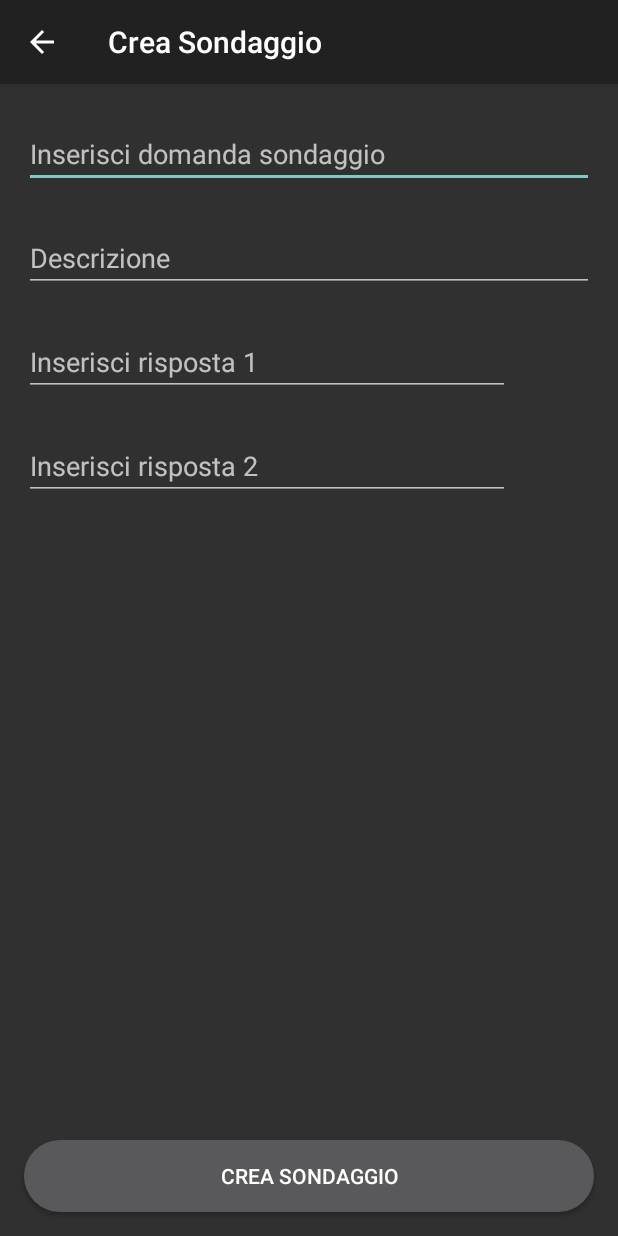
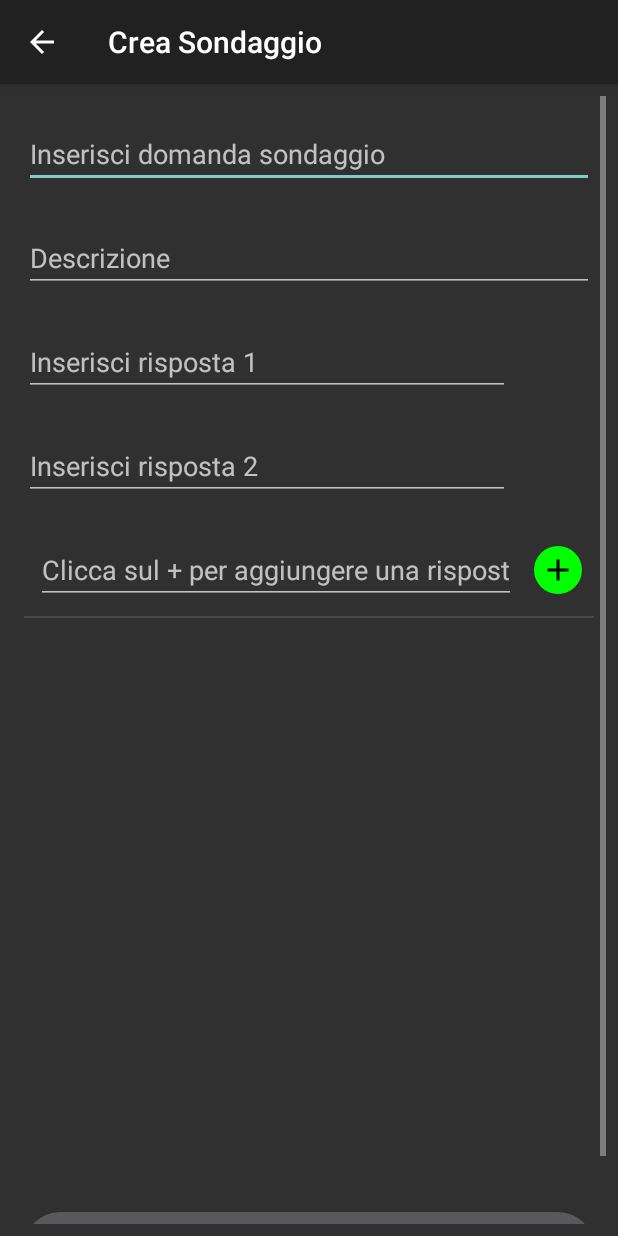
Before and after one commit to Gnagnom94/HouseworkCalendar, an Android app: the AggiuntaSondaggio screen opened directly, with no data from a screen before it, on a phone screen of 412 x 824 dp. Run offline under Robolectric (Android 15) with nearby library versions, the phone set to English and light mode, and no system bars.

Commit message:
Sistemare layout di AggiuntaSondaggi (content_aggiunta_sondaggi) Sistemare logica dei bottoni di Aggiunta Sondaggi

```diff
--- a/app/src/main/AndroidManifest.xml
+++ b/app/src/main/AndroidManifest.xml
@@ -45,8 +45,8 @@
             android:label="@string/title_activity_settimana_tipo" />
         <activity
             android:name=".activity.AggiuntaSondaggio"
-            android:label="@string/title_activity_crea_sondaggio"
-            android:windowSoftInputMode="adjustPan"
+            android:label="@string/title_activity_crea_sondaggio"/>
+            <!--android:windowSoftInputMode="adjustPan"-->
             />
         <activity
             android:name=".activity.VisualizzaSondaggio"
--- a/app/src/main/java/namenotfoundunica/houseworkcalendar/activity/AggiuntaSondaggio.java
+++ b/app/src/main/java/namenotfoundunica/houseworkcalendar/activity/AggiuntaSondaggio.java
@@ -45,7 +45,6 @@ public class AggiuntaSondaggio extends AppCompatActivity
 
         ListView lista_risposte = (ListView) findViewById(R.id.ListAnswer);
         final List<String> risposte = new ArrayList<String>();
-        //risposte.add("Prova");
         CustomAdapter custom = new CustomAdapter(AggiuntaSondaggio.this, R.layout.custom_addq_layout,risposte);
         lista_risposte.setAdapter(custom);
 
@@ -74,6 +73,7 @@ public class AggiuntaSondaggio extends AppCompatActivity
         private Context mContext;
         private List<String> risposte;
         private LayoutInflater inflater;
+        private int count = 0;
 
         public CustomAdapter(@NonNull Context mContext, int resource, List<String> risposte)
         {
@@ -84,7 +84,7 @@ public class AggiuntaSondaggio extends AppCompatActivity
 
         public int getCount()
         {
-            return risposte.size();
+            return risposte.size()+1;
         }
         public long getItemId(int position)
         {
@@ -105,13 +105,24 @@ public class AggiuntaSondaggio extends AppCompatActivity
             final ImageButton piu = (ImageButton) convertView.findViewById(R.id.addQ);
             final ImageButton meno = (ImageButton) convertView.findViewById(R.id.removeQ);
 
-            piu.setOnClickListener(new View.OnClickListener() {
+            piu.setOnClickListener(new View.OnClickListener()
+            {
                 @Override
                 public void onClick(View v)
                 {
                     risposte.add("prova");
                     piu.setVisibility(View.GONE);
                     meno.setVisibility(View.VISIBLE);
+                    notifyDataSetChanged();
+                }
+            });
+            meno.setOnClickListener(new View.OnClickListener()
+            {
+                @Override
+                public void onClick(View v)
+                {
+                    risposte.remove(position);
+                    piu.setVisibility(View.VISIBLE);
                     notifyDataSetChanged();
                 }
             });
--- a/app/src/main/res/layout/content_aggiunta_sondaggio.xml
+++ b/app/src/main/res/layout/content_aggiunta_sondaggio.xml
@@ -5,6 +5,26 @@
     android:layout_width="match_parent"
     android:layout_height="match_parent"
     tools:context=".activity.AggiuntaSondaggio">
+
+    <ScrollView
+        android:layout_width="match_parent"
+        android:layout_height="match_parent"
+        app:layout_constraintBottom_toBottomOf="parent"
+        app:layout_constraintEnd_toEndOf="parent"
+        app:layout_constraintStart_toStartOf="parent"
+        app:layout_constraintTop_toTopOf="parent">
+
+        <LinearLayout
+            android:layout_width="match_parent"
+            android:layout_height="wrap_content"
+            android:gravity="bottom"
+            android:orientation="vertical">
+
+            <android.support.constraint.ConstraintLayout
+                android:layout_width="match_parent"
+                android:layout_height="match_parent"
+                android:minHeight="800dp"
+                android:orientation="vertical">
 
                 <android.support.design.widget.TextInputEditText
                     android:id="@+id/titolo_sondaggio"
@@ -82,7 +102,7 @@
                     android:layout_marginBottom="8dp"
                     android:layout_marginEnd="8dp"
                     android:layout_marginStart="8dp"
-        android:layout_marginTop="8dp"
+                    android:layout_marginTop="16dp"
                     app:layout_constraintBottom_toTopOf="@+id/send_survey"
                     app:layout_constraintEnd_toEndOf="parent"
                     app:layout_constraintHorizontal_bias="0.0"
@@ -93,15 +113,26 @@
                     android:id="@+id/send_survey"
                     android:layout_width="0dp"
                     android:layout_height="wrap_content"
+                    android:layout_alignParentBottom="true"
                     android:layout_marginBottom="8dp"
                     android:layout_marginEnd="8dp"
                     android:layout_marginStart="8dp"
-        android:text="Crea sondaggio"
                     android:background="@drawable/rounded_button"
                     android:foreground="@drawable/ripple_circle"
-        android:layout_alignParentBottom="true"
+                    android:text="Crea sondaggio"
                     app:layout_constraintBottom_toBottomOf="parent"
                     app:layout_constraintEnd_toEndOf="parent"
+                    app:layout_constraintHorizontal_bias="0.0"
                     app:layout_constraintStart_toStartOf="parent" />
 
+
             </android.support.constraint.ConstraintLayout>
+
+
+        </LinearLayout>
+
+
+    </ScrollView>
+
+
+</android.support.constraint.ConstraintLayout>
--- a/app/src/main/res/layout/custom_addq_layout.xml
+++ b/app/src/main/res/layout/custom_addq_layout.xml
@@ -50,8 +50,7 @@
         android:inputType="textPersonName"
         android:visibility="visible"
         app:layout_constraintBottom_toBottomOf="parent"
-        app:layout_constraintEnd_toStartOf="@+id/addQ"
-        app:layout_constraintHorizontal_bias="0.1"
+        app:layout_constraintEnd_toStartOf="@+id/guideline8"
         app:layout_constraintStart_toStartOf="parent"
         app:layout_constraintTop_toTopOf="parent" />
 
```
Lines whose indentation alone changed are shown as unchanged.
